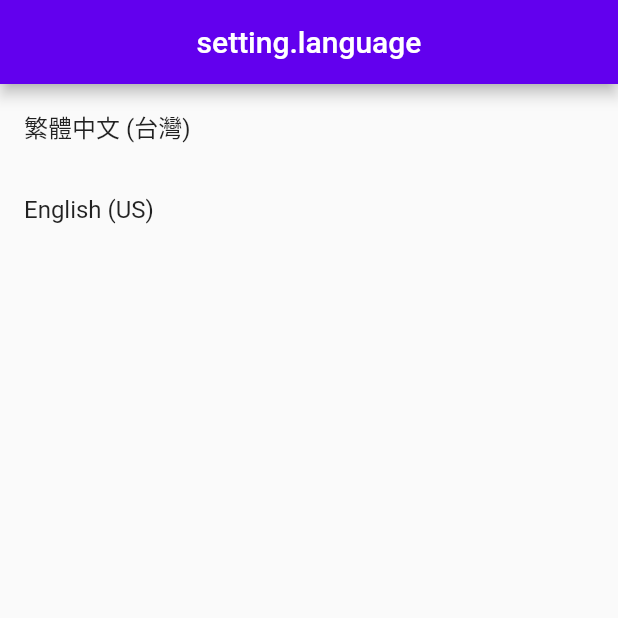
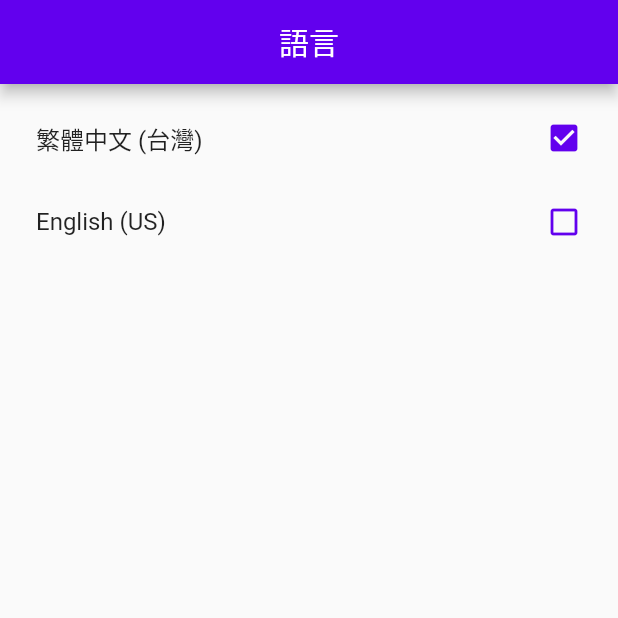
Before and after one commit to phzeng0726/chat-app-demo, a Flutter app: the SettingPage screen opened by its route, after a tap on "繁體中文 (台灣)", on a phone screen of 412 x 824 dp, the top half of it. Run offline on Flutter 3.47's test engine with Material 2 defaults, Android fonts, the phone set to English and light mode, and no system bars; our stand-ins replace another_flushbar, auto_route, cloud_firestore, dartz, firebase_auth, firebase_core and 9 more; accounts and stored records are empty.

Commit message:
feat: create langrage switch checkbox and localeMapList

```diff
--- a/chat_app_demo/lib/application/theme/theme_cubit.dart
+++ b/chat_app_demo/lib/application/theme/theme_cubit.dart
@@ -1,3 +1,4 @@
+import 'package:chat_app_demo/constants.dart';
 import 'package:flutter/material.dart';
 import 'package:flutter_bloc/flutter_bloc.dart';
 import 'package:freezed_annotation/freezed_annotation.dart';
--- a/chat_app_demo/lib/application/theme/theme_state.dart
+++ b/chat_app_demo/lib/application/theme/theme_state.dart
@@ -10,7 +10,7 @@ class ThemeState with _$ThemeState {
 
   factory ThemeState.initial() => ThemeState(
         themeData: lightTheme,
-        currentLang: const Locale('zh' 'TW'),
+        currentLang: localeMapList.first['locale'],
       );
 }
 
--- a/chat_app_demo/lib/constants.dart
+++ b/chat_app_demo/lib/constants.dart
@@ -11,3 +11,16 @@ const double kDefaultHeightSize = 20.0;
 
 const String defaultUserProfileImage =
     'https://cdn.pixabay.com/photo/2015/10/05/22/37/blank-profile-picture-973460_960_720.png';
+
+const List<Map<String, dynamic>> localeMapList = [
+  {
+    'id': 'zh_TW',
+    'title': '繁體中文 (台灣)',
+    'locale': Locale('zh', 'TW'),
+  },
+  {
+    'id': 'en_US',
+    'title': 'English (US)',
+    'locale': Locale('en', 'US'),
+  }
+];
--- a/chat_app_demo/lib/presentation/core/app_widgets.dart
+++ b/chat_app_demo/lib/presentation/core/app_widgets.dart
@@ -5,6 +5,7 @@ import 'package:flutter_localizations/flutter_localizations.dart';
 
 import '../../application/auth/auth_cubit.dart';
 import '../../application/theme/theme_cubit.dart';
+import '../../constants.dart';
 import '../../domain/auth/i_auth_facade.dart';
 import '../../injection.dart';
 import '../routes/router.gr.dart';
@@ -30,14 +31,13 @@ class AppWidget extends StatelessWidget {
       child: BlocBuilder<ThemeCubit, ThemeState>(
         builder: (context, state) {
           return MaterialApp.router(
-            // title: FlutterBlocLocalizations().appTitle,
             debugShowCheckedModeBanner: false,
             theme: state.themeData,
             localizationsDelegates: [
               FlutterI18nDelegate(
                 translationLoader: FileTranslationLoader(
                   useCountryCode: true,
-                  fallbackFile: 'zh_tw',
+                  fallbackFile: localeMapList.first['id'],
                   basePath: 'assets/i18n',
                   forcedLocale: state.currentLang,
                 ),
@@ -45,10 +45,7 @@ class AppWidget extends StatelessWidget {
               GlobalWidgetsLocalizations.delegate,
               GlobalMaterialLocalizations.delegate,
             ],
-            supportedLocales: const [Locale('en','US'), Locale('zh', 'TW')],
-            // onGenerateRoute: AppRouter.onGenerateRoute,
-            // initialRoute: SplashScreen.routeName,
-            // builder: ExtendedNavigator.builder(router: app_router.Router()),
+            supportedLocales: localeMapList.map((map) => map['locale']),
             routerDelegate: rootRouter.delegate(),
             routeInformationParser: rootRouter.defaultRouteParser(),
           );
--- a/chat_app_demo/lib/presentation/home/home.dart
+++ b/chat_app_demo/lib/presentation/home/home.dart
@@ -1,3 +1,4 @@
+import 'package:chat_app_demo/application/theme/theme_cubit.dart';
 import 'package:flutter/material.dart';
 import 'package:flutter_bloc/flutter_bloc.dart';
 import 'package:flutter_i18n/flutter_i18n.dart';
--- a/chat_app_demo/lib/presentation/home/widgets/home_drawer.dart
+++ b/chat_app_demo/lib/presentation/home/widgets/home_drawer.dart
@@ -49,7 +49,6 @@ class HomeDrawer extends StatelessWidget {
   Widget build(BuildContext context) {
     return Drawer(
       child: ListView(
-        // Important: Remove any padding from the ListView.
         padding: EdgeInsets.zero,
         children: [
           _drawerHeader(context),
--- a/chat_app_demo/lib/presentation/setting/setting_page.dart
+++ b/chat_app_demo/lib/presentation/setting/setting_page.dart
@@ -1,3 +1,4 @@
+import 'package:chat_app_demo/constants.dart';
 import 'package:flutter/material.dart';
 import 'package:flutter_bloc/flutter_bloc.dart';
 import 'package:flutter_i18n/flutter_i18n.dart';
@@ -14,27 +15,41 @@ class SettingPage extends StatelessWidget {
       listener: (context, state) async {
         await FlutterI18n.refresh(context, state.currentLang);
       },
-      child: Scaffold(
-          appBar: AppBar(
-            title: Text(FlutterI18n.translate(context, "setting.language")),
-            centerTitle: true,
-          ),
-          body: ListView(
-            children: [
-              ListTile(
-                title: const Text('繁體中文 (台灣)'),
-                onTap: () => context.read<ThemeCubit>().changeLanguage(
-                      const Locale('zh', 'TW'),
-                    ),
+      child: BlocBuilder<ThemeCubit, ThemeState>(
+        builder: (context, state) {
+          return Scaffold(
+            appBar: AppBar(
+              title: Text(FlutterI18n.translate(
+                  context, "home.drawer.setting.language")),
+              centerTitle: true,
+            ),
+            body: Padding(
+              padding: const EdgeInsets.all(8.0),
+              child: ListView.builder(
+                itemCount: localeMapList.length,
+                itemBuilder: ((context, index) {
+                  return ListTile(
+                    title: Text(localeMapList[index]['title']),
+                    trailing:
+                        state.currentLang == localeMapList[index]['locale']
+                            ? Icon(
+                                Icons.check_box,
+                                color: Theme.of(context).colorScheme.primary,
+                              )
+                            : Icon(
+                                Icons.check_box_outline_blank,
+                                color: Theme.of(context).colorScheme.primary,
+                              ),
+                    onTap: () => context
+                        .read<ThemeCubit>()
+                        .changeLanguage(localeMapList[index]['locale']),
+                  );
+                }),
               ),
-              ListTile(
-                title: const Text('English (US)'),
-                onTap: () => context.read<ThemeCubit>().changeLanguage(
-                      const Locale('en', 'US'),
-                    ),
-              ),
-            ],
-          )),
+            ),
+          );
+        },
+      ),
     );
   }
 }
--- a/chat_app_demo/lib/presentation/user_profile/user_profile_page.dart
+++ b/chat_app_demo/lib/presentation/user_profile/user_profile_page.dart
@@ -2,9 +2,9 @@ import 'package:flutter/material.dart';
 import 'package:flutter_bloc/flutter_bloc.dart';
 
 import '../../application/auth/auth_cubit.dart';
-import '../../application/user_profile/user_profile_cubit.dart';
+import '../../application/user_profile_edit/user_profile_edit_cubit.dart';
 import '../../domain/auth/user.dart';
-import '../../domain/user_profile/i_user_profile_repository.dart';
+import '../../domain/home/i_home_repository.dart';
 import '../../injection.dart';
 import 'widgets/user_profile_body.dart';
 
@@ -22,7 +22,7 @@ class UserProfilePage extends StatelessWidget {
 
     return BlocProvider(
       create: (context) =>
-          UserProfileCubit(getIt<IUserProfileRepository>())..init(user: user),
+          UserProfileEditCubit(getIt<IHomeRepository>())..init(user: user),
       child: Scaffold(
         appBar: AppBar(
           title: Text(user.emailAddress),
--- a/chat_app_demo/lib/presentation/user_profile/widgets/user_name_box.dart
+++ b/chat_app_demo/lib/presentation/user_profile/widgets/user_name_box.dart
@@ -3,19 +3,19 @@ import 'package:flutter/src/foundation/key.dart';
 import 'package:flutter/src/widgets/framework.dart';
 import 'package:flutter_bloc/flutter_bloc.dart';
 
-import '../../../application/user_profile/user_profile_cubit.dart';
+import '../../../application/user_profile_edit/user_profile_edit_cubit.dart';
 
 class UserNameBox extends StatelessWidget {
   const UserNameBox({Key? key}) : super(key: key);
 
   @override
   Widget build(BuildContext context) {
-    return BlocBuilder<UserProfileCubit, UserProfileState>(
+    return BlocBuilder<UserProfileEditCubit, UserProfileEditState>(
       builder: (context, state) {
         return TextFormField(
           initialValue: state.user.userName,
           onChanged: (value) =>
-              context.read<UserProfileCubit>().userNameChanged(value),
+              context.read<UserProfileEditCubit>().userNameChanged(value),
           autocorrect: false,
           autofocus: true,
           decoration: const InputDecoration(
```
Also changed, not shown: chat_app_demo/lib/application/user_profile_edit/user_profile_edit_cubit.dart (renamed from chat_app_demo/lib/application/user_profile/user_profile_cubit.dart, +5 -5 lines), chat_app_demo/lib/application/user_profile_edit/user_profile_edit_state.dart (renamed from chat_app_demo/lib/application/user_profile/user_profile_state.dart, +6 -6 lines), chat_app_demo/lib/infrastructure/home/home_repository.dart (+63 -1 lines), chat_app_demo/lib/presentation/splash/splash_page.dart (+4 -6 lines), chat_app_demo/lib/presentation/user_profile/user_profile_edit_page.dart (+6 -6 lines), chat_app_demo/lib/presentation/user_profile/widgets/about_me_box.dart (+4 -3 lines), chat_app_demo/lib/presentation/user_profile/widgets/user_profile_body.dart (+3 -4 lines), chat_app_demo/lib/application/user_profile_edit/user_profile_edit_cubit.freezed.dart, chat_app_demo/lib/injection.config.dart.
